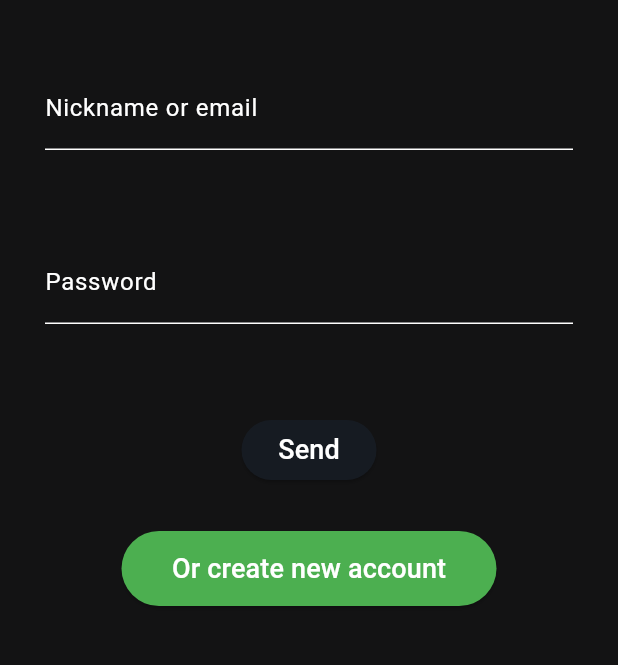
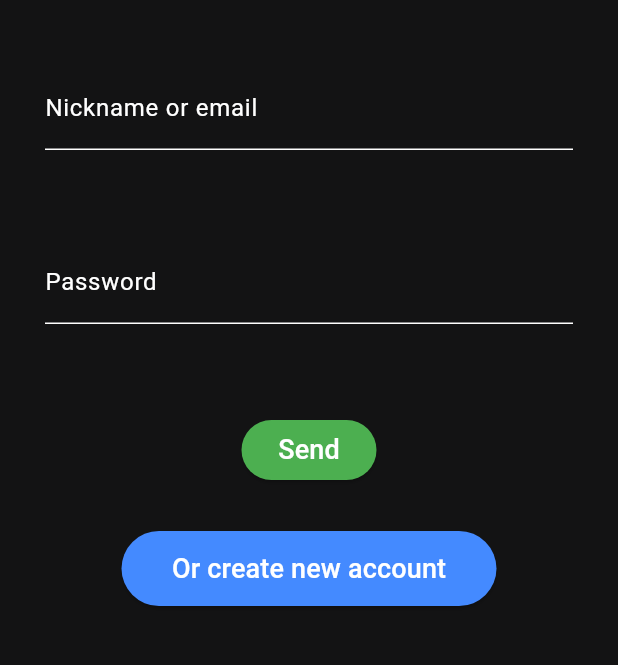
Before and after one commit to ondrey-16/Voice-Looper-Mobile-App, a Flutter app: the SignInPage screen opened by its route, on a phone screen of 412 x 824 dp, the part 63-728 px from its top. Run offline on Flutter 3.47's test engine with Material 3 defaults, Android fonts, the light colour scheme and no system bars; our stand-ins replace go_router.

Commit message:
Changed colors

```diff
--- a/vocal_looper_app/lib/screens/sign_in_screen.dart
+++ b/vocal_looper_app/lib/screens/sign_in_screen.dart
@@ -41,6 +41,9 @@ class SignInForm extends StatelessWidget {
               child: SizedBox(
                 width: 90,
                 child: ElevatedButton(
+                  style: ElevatedButton.styleFrom(
+                    backgroundColor: Colors.green,
+                  ),
                   onPressed: () => context.go('/'),
                   child: Text(
                     'Send',
@@ -56,7 +59,9 @@ class SignInForm extends StatelessWidget {
               width: 250,
               height: 50,
               child: ElevatedButton(
-                style: ElevatedButton.styleFrom(backgroundColor: Colors.green),
+                style: ElevatedButton.styleFrom(
+                  backgroundColor: Colors.blueAccent,
+                ),
                 onPressed: () => context.go('/sign-up'),
                 child: Text(
                   'Or create new account',
```
